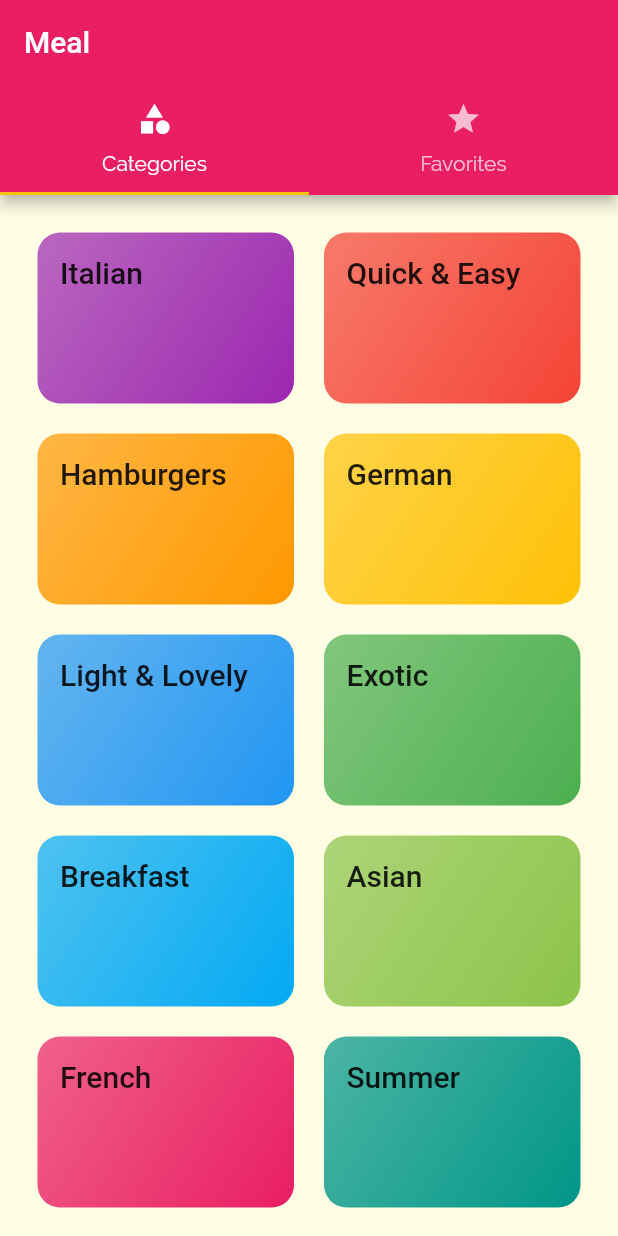
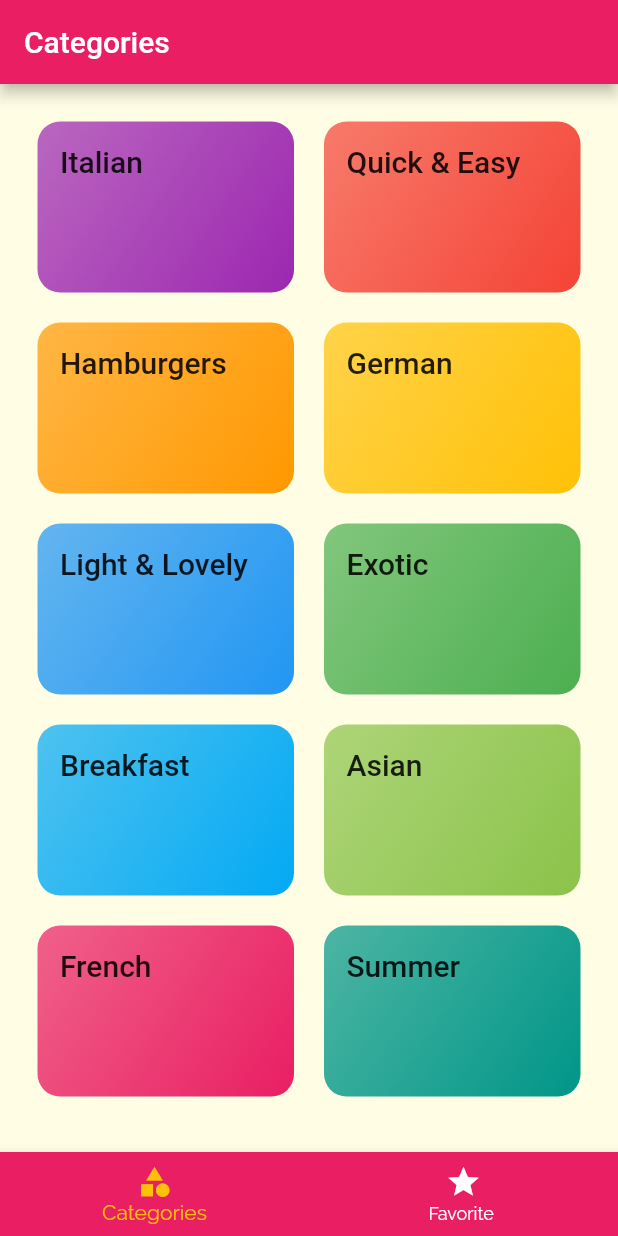
Before and after one commit to rutviksorathia/multiple_screen, a Flutter app: the screen it shows after launch, on a phone screen of 412 x 824 dp. Run offline on Flutter 3.47's test engine with Material 2 defaults, Android fonts, the phone set to English and light mode, and no system bars.

```diff
--- a/lib/screens/tabs_screen.dart
+++ b/lib/screens/tabs_screen.dart
@@ -1,43 +1,57 @@
-import 'package:flutter/src/foundation/key.dart';
-import 'package:flutter/src/widgets/framework.dart';
 import 'package:flutter/material.dart';
-import 'package:multiple_screen/screens/favorites.dart';
+
+import '../screens/favorites.dart';
 import '../screens/categories_screen.dart';
 
 class TabsScreen extends StatefulWidget {
   @override
-  _TabScreenState createState() => _TabScreenState();
+  _TabsScreenState createState() => _TabsScreenState();
 }
 
-class _TabScreenState extends State<TabsScreen> {
+class _TabsScreenState extends State<TabsScreen> {
+  final List<Map<String, Object>> _pages = [
+    {
+      'page': CategoriesScreen(),
+      'title': 'Categories',
+    },
+    {
+      'page': FavoritesScreen(),
+      'title': 'Your Favorite',
+    },
+  ];
+  int _selectedPageIndex = 0;
+
+  void _selectPage(int index) {
+    setState(() {
+      _selectedPageIndex = index;
+    });
+  }
+
   @override
   Widget build(BuildContext context) {
-    return DefaultTabController(
-      length: 2,
-      child: Scaffold(
-        appBar: AppBar(
-          title: Text('Meal'),
-          bottom: TabBar(
-            tabs: [
-              Tab(
-                icon: Icon(Icons.category),
-                text: 'Categories',
-              ),
-              Tab(
-                icon: Icon(
-                  Icons.star,
-                ),
-                text: 'Favorites',
-              ),
-            ],
+    return Scaffold(
+      appBar: AppBar(
+        title: Text(_pages[_selectedPageIndex]['title'].toString()),
+      ),
+      body: _pages[_selectedPageIndex]['page'] as Widget,
+      bottomNavigationBar: BottomNavigationBar(
+        onTap: _selectPage,
+        backgroundColor: Theme.of(context).primaryColor,
+        unselectedItemColor: Colors.white,
+        selectedItemColor: Theme.of(context).accentColor,
+        currentIndex: _selectedPageIndex,
+        // type: BottomNavigationBarType.fixed,
+        items: [
+          BottomNavigationBarItem(
+            backgroundColor: Theme.of(context).primaryColor,
+            icon: Icon(Icons.category),
+            label: "Categories",
           ),
-        ),
-        body: TabBarView(
-          children: [
-            CategoriesScreen(),
-            FavoritesScreen(),
-          ],
-        ),
+          BottomNavigationBarItem(
+              backgroundColor: Theme.of(context).primaryColor,
+              icon: Icon(Icons.star),
+              label: "Favorite "),
+        ],
       ),
     );
   }
```
